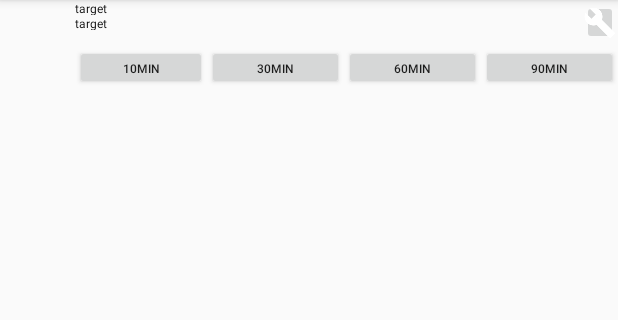
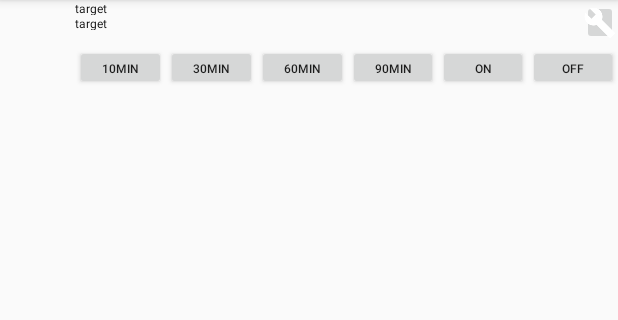
Before and after one commit to justincaseof/notifications, an Android app: the layout notification.xml on its own in the app's theme, with its tools: preview values and no code run, on a phone screen of 412 x 824 dp, the part 84-404 px from its top. Run offline under Robolectric (Android 15) with nearby library versions, the phone set to English and light mode, and no system bars.

Commit message:
more buttons

```diff
--- a/Application/src/main/res/layout/notification.xml
+++ b/Application/src/main/res/layout/notification.xml
@@ -89,7 +89,8 @@
                 android:text="10min"
                 android:layout_width="wrap_content"
                 android:layout_height="30dp"
-                android:id="@+id/button_set10min" />
+                android:id="@+id/button_set10min"
+                android:layout_weight="1" />
 
             <Button
                 android:textSize="8sp"
@@ -114,8 +115,20 @@
                 android:layout_height="30dp"
                 android:id="@+id/button_set90min"
                 android:layout_weight="1" />
-
-
+            <Button
+                android:textSize="8sp"
+                android:text="on"
+                android:layout_width="wrap_content"
+                android:layout_height="30dp"
+                android:id="@+id/button_on"
+                android:layout_weight="1" />
+            <Button
+                android:textSize="8sp"
+                android:text="off"
+                android:layout_width="wrap_content"
+                android:layout_height="30dp"
+                android:id="@+id/button_off"
+                android:layout_weight="1" />
 
         </LinearLayout>
 
```
Also changed, not shown: Application/src/main/java/com/example/android/customnotifications/MainActivity.java (+8 -1 lines), 1 other file.
